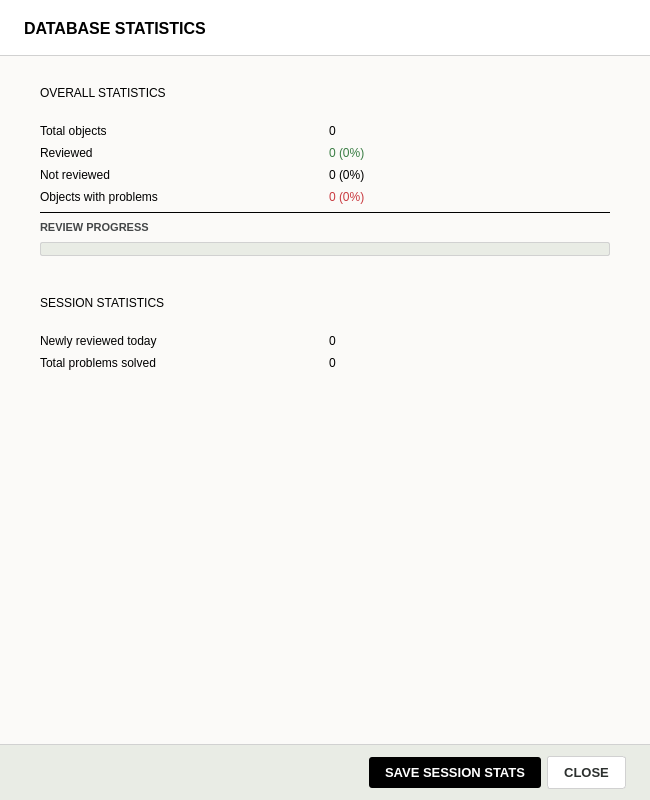
Fr0lich/arbor, file pyside_new_uis/dashboard_dialog.ui: the form before one commit.
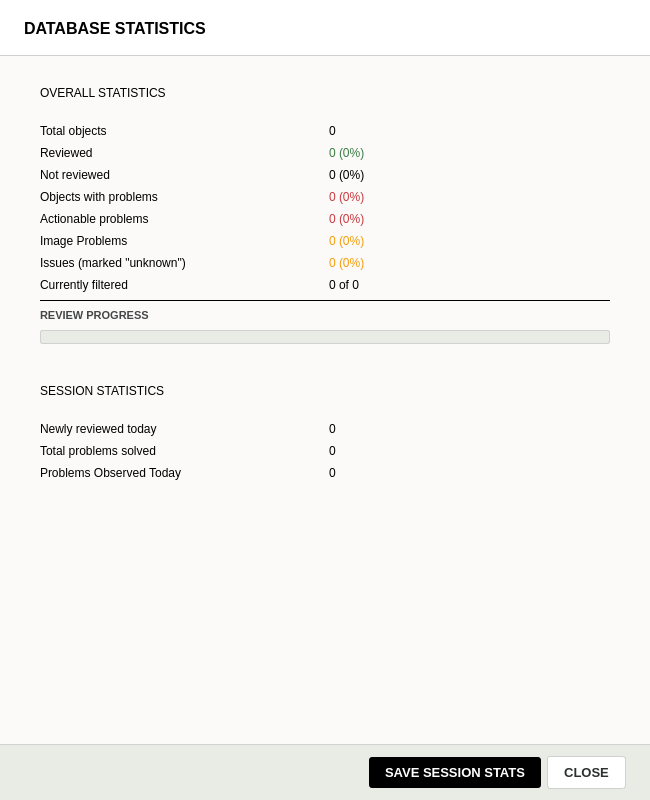
The form after the commit.

```diff
--- a/pyside_new_uis/dashboard_dialog.ui
+++ b/pyside_new_uis/dashboard_dialog.ui
@@ -41,29 +41,29 @@
 QWidget#scroll_contents {
     background-color: #fbfaf8;
 }
-QFrame.stat-card {
+QFrame[class="stat-card"] {
     background-color: #ffffff;
     border: 1px solid #d1d1d1;
     border-radius: 4px;
 }
-QFrame.stat-card-header {
+QFrame[class="stat-card-header"] {
     background-color: #e9ece5;
     border-bottom: 1px solid #d1d1d1;
     border-top-left-radius: 3px;
     border-top-right-radius: 3px;
 }
-QLabel.stat-card-title {
+QLabel[class="stat-card-title"] {
     color: #2c302e;
     font-family: &quot;Segoe UI&quot;, &quot;Inter&quot;;
     font-size: 10pt;
     font-weight: bold;
 }
-QLabel.stat-row-label {
+QLabel[class="stat-row-label"] {
     color: #444748;
     font-family: &quot;Segoe UI&quot;, &quot;Inter&quot;;
     font-size: 10pt;
 }
-QLabel.stat-row-value {
+QLabel[class="stat-row-value"] {
     color: #2c302e;
     font-family: &quot;JetBrains Mono&quot;, monospace;
     font-size: 10pt;
@@ -373,6 +373,111 @@
                </item>
               </layout>
              </item>
+              <item>
+               <layout class="QHBoxLayout" name="row_actionable">
+                <item>
+                 <widget class="QLabel" name="lbl_actionable_label">
+                  <property name="text">
+                   <string>Actionable problems</string>
+                  </property>
+                  <property name="class" stdset="0">
+                   <string>stat-row-label</string>
+                  </property>
+                 </widget>
+                </item>
+                <item>
+                 <widget class="QLabel" name="lbl_actionable_val">
+                  <property name="styleSheet">
+                   <string notr="true">color: #c93a40;</string>
+                  </property>
+                  <property name="text">
+                   <string>0 (0%)</string>
+                  </property>
+                  <property name="class" stdset="0">
+                   <string>stat-row-value</string>
+                  </property>
+                 </widget>
+                </item>
+               </layout>
+              </item>
+              <item>
+               <layout class="QHBoxLayout" name="row_image_probs">
+                <item>
+                 <widget class="QLabel" name="lbl_image_probs_label">
+                  <property name="text">
+                   <string>Image Problems</string>
+                  </property>
+                  <property name="class" stdset="0">
+                   <string>stat-row-label</string>
+                  </property>
+                 </widget>
+                </item>
+                <item>
+                 <widget class="QLabel" name="lbl_image_probs_val">
+                  <property name="styleSheet">
+                   <string notr="true">color: #f59e0b;</string>
+                  </property>
+                  <property name="text">
+                   <string>0 (0%)</string>
+                  </property>
+                  <property name="class" stdset="0">
+                   <string>stat-row-value</string>
+                  </property>
+                 </widget>
+                </item>
+               </layout>
+              </item>
+              <item>
+               <layout class="QHBoxLayout" name="row_unknown">
+                <item>
+                 <widget class="QLabel" name="lbl_unknown_label">
+                  <property name="text">
+                   <string>Issues (marked &quot;unknown&quot;)</string>
+                  </property>
+                  <property name="class" stdset="0">
+                   <string>stat-row-label</string>
+                  </property>
+                 </widget>
+                </item>
+                <item>
+                 <widget class="QLabel" name="lbl_unknown_val">
+                  <property name="styleSheet">
+                   <string notr="true">color: #f59e0b;</string>
+                  </property>
+                  <property name="text">
+                   <string>0 (0%)</string>
+                  </property>
+                  <property name="class" stdset="0">
+                   <string>stat-row-value</string>
+                  </property>
+                 </widget>
+                </item>
+               </layout>
+              </item>
+              <item>
+               <layout class="QHBoxLayout" name="row_filtered">
+                <item>
+                 <widget class="QLabel" name="lbl_filtered_label">
+                  <property name="text">
+                   <string>Currently filtered</string>
+                  </property>
+                  <property name="class" stdset="0">
+                   <string>stat-row-label</string>
+                  </property>
+                 </widget>
+                </item>
+                <item>
+                 <widget class="QLabel" name="lbl_filtered_val">
+                  <property name="text">
+                   <string>0 of 0</string>
+                  </property>
+                  <property name="class" stdset="0">
+                   <string>stat-row-value</string>
+                  </property>
+                 </widget>
+                </item>
+               </layout>
+              </item>
              <item>
               <widget class="QFrame" name="divider_prog">
                <property name="styleSheet">
@@ -539,7 +644,31 @@
                </item>
               </layout>
              </item>
-            </layout>
+                          <item>
+               <layout class="QHBoxLayout" name="row_sess_observed">
+                <item>
+                 <widget class="QLabel" name="lbl_sess_observed_label">
+                  <property name="text">
+                   <string>Problems Observed Today</string>
+                  </property>
+                  <property name="class" stdset="0">
+                   <string>stat-row-label</string>
+                  </property>
+                 </widget>
+                </item>
+                <item>
+                 <widget class="QLabel" name="lbl_sess_observed_val">
+                  <property name="text">
+                   <string>0</string>
+                  </property>
+                  <property name="class" stdset="0">
+                   <string>stat-row-value</string>
+                  </property>
+                 </widget>
+                </item>
+               </layout>
+              </item>
+             </layout>
            </widget>
           </item>
          </layout>
```
